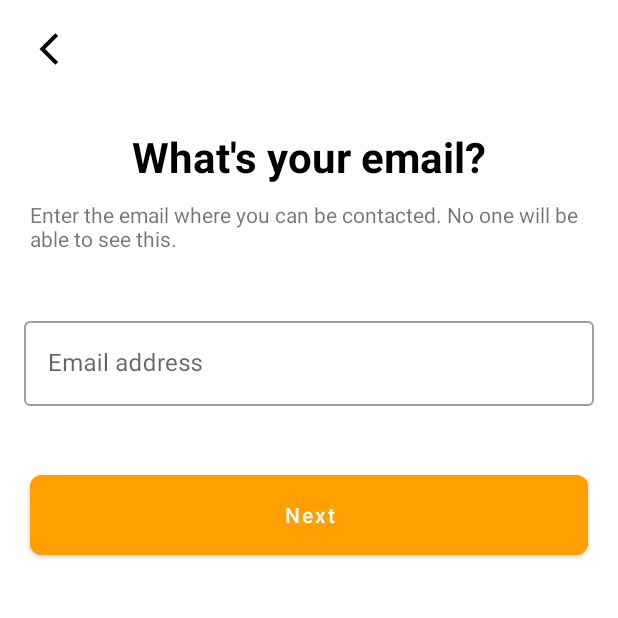
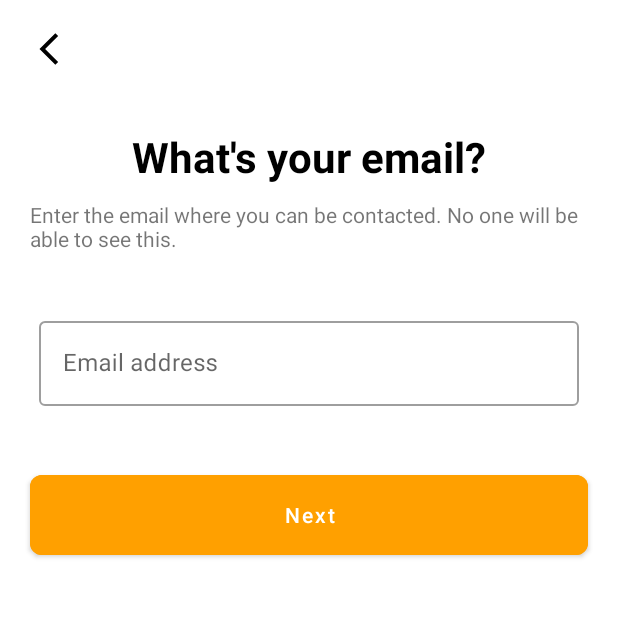
Before and after one commit to elianacuna/FirebaseApp, an Android app: the RegisterActivity screen opened directly, with no data from a screen before it, after a tap on "Get started", on a phone screen of 412 x 824 dp, the top half of it. Run offline under Robolectric (Android 15) with nearby library versions, the phone set to English and light mode, and no system bars; our stand-ins replace Firebase (no records; nobody signed in at launch, a user with empty details on screens opened directly).

Commit message:
editado en la pc gaming

```diff
--- a/app/src/main/java/com/eacunap/firebaseapp/activities/CodeEmailActivity.java
+++ b/app/src/main/java/com/eacunap/firebaseapp/activities/CodeEmailActivity.java
@@ -23,14 +23,12 @@ public class CodeEmailActivity extends AppCompatActivity {
         binding = ActivityCodeEmailBinding.inflate(getLayoutInflater());
         setContentView(binding.getRoot());
 
-        binding.notCodeMb.setOnLongClickListener(new View.OnLongClickListener() {
+        binding.notCodeMb.setOnClickListener(new View.OnClickListener() {
             @Override
-            public boolean onLongClick(View v) {
+            public void onClick(View v) {
 
                 codeBottomSheet = CodeBottomSheet.newInstance();
                 codeBottomSheet.show(getSupportFragmentManager(), codeBottomSheet.getTag());
-
-                return false;
             }
         });
 
--- a/app/src/main/java/com/eacunap/firebaseapp/activities/SplashActivity.java
+++ b/app/src/main/java/com/eacunap/firebaseapp/activities/SplashActivity.java
@@ -67,7 +67,7 @@ public class SplashActivity extends AppCompatActivity {
                         @Override
                         public void onDataChange(DataSnapshot snapshot) {
                             //get auth confirmed
-                            String userType = ""+snapshot.child("userType").getValue();
+                            String userType = ""+snapshot.child("confirm_auth").getValue();
                             //check auth confirmed
                             if (userType.equals("no_confirmed")){
                                 //open MainActivity
--- a/app/src/main/java/com/eacunap/firebaseapp/utils/SignUp.java
+++ b/app/src/main/java/com/eacunap/firebaseapp/utils/SignUp.java
@@ -63,7 +63,7 @@ public class SignUp extends Application {
 
     public static void password_check(String password, ActivityRegisterBinding binding, Context context){
         //at least 6 characters
-        if (password.length() >= 6){
+        if (password.length() >= 8){
             binding.chip1.setTextColor(context.getResources().getColor(R.color.color_text_chip));
             binding.chip1.setChipBackgroundColor(context.getResources().getColorStateList(R.color.color_chip));
         }else {
--- a/app/src/main/res/drawable/ic_back.xml
+++ b/app/src/main/res/drawable/ic_back.xml
@@ -1,4 +1,4 @@
-<vector android:height="24dp" android:tint="#000000"
+<vector android:height="24dp" android:tint="@color/black"
     android:viewportHeight="24" android:viewportWidth="24"
     android:width="24dp" xmlns:android="http://schemas.android.com/apk/res/android">
     <path android:fillColor="@android:color/white" android:pathData="M17.77,3.77l-1.77,-1.77l-10,10l10,10l1.77,-1.77l-8.23,-8.23z"/>
--- a/app/src/main/res/layout/activity_code_email.xml
+++ b/app/src/main/res/layout/activity_code_email.xml
@@ -45,7 +45,7 @@
 
         <com.google.android.material.textfield.TextInputLayout
             android:id="@+id/code_il"
-            android:layout_width="@dimen/width"
+            android:layout_width="@dimen/width_il"
             android:layout_height="@dimen/height"
             android:layout_centerHorizontal="true"
             android:layout_below="@+id/description"
@@ -55,7 +55,7 @@
             >
             <com.google.android.material.textfield.TextInputEditText
                 android:id="@+id/code_et"
-                android:layout_width="@dimen/width"
+                android:layout_width="@dimen/width_il"
                 android:layout_height="wrap_content"
                 android:text="Verification code"
                 android:maxLines="1"
--- a/app/src/main/res/layout/activity_register.xml
+++ b/app/src/main/res/layout/activity_register.xml
@@ -125,7 +125,7 @@
 
             <com.google.android.material.textfield.TextInputLayout
                 android:id="@+id/email_il"
-                android:layout_width="@dimen/width"
+                android:layout_width="@dimen/width_il"
                 android:layout_height="wrap_content"
                 android:layout_centerHorizontal="true"
                 android:layout_below="@+id/description1"
@@ -135,7 +135,7 @@
                 >
                 <com.google.android.material.textfield.TextInputEditText
                     android:id="@+id/email_et"
-                    android:layout_width="@dimen/width"
+                    android:layout_width="@dimen/width_il"
                     android:layout_height="wrap_content"
                     android:hint="@string/email"
                     android:maxLines="1"
@@ -201,7 +201,7 @@
 
             <com.google.android.material.textfield.TextInputLayout
                 android:id="@+id/name_il"
-                android:layout_width="@dimen/width"
+                android:layout_width="@dimen/width_il"
                 android:layout_height="wrap_content"
                 android:layout_centerHorizontal="true"
                 android:layout_below="@+id/description2"
@@ -211,7 +211,7 @@
                 >
                 <com.google.android.material.textfield.TextInputEditText
                     android:id="@+id/name_et"
-                    android:layout_width="@dimen/width"
+                    android:layout_width="@dimen/width_il"
                     android:layout_height="wrap_content"
                     android:hint="@string/name"
                     android:maxLines="1"
@@ -355,7 +355,7 @@
 
             <com.google.android.material.textfield.TextInputLayout
                 android:id="@+id/password_il"
-                android:layout_width="@dimen/width"
+                android:layout_width="@dimen/width_il"
                 android:layout_height="wrap_content"
                 android:layout_centerHorizontal="true"
                 android:layout_below="@+id/description4"
@@ -365,7 +365,7 @@
                 >
                 <com.google.android.material.textfield.TextInputEditText
                     android:id="@+id/password_et"
-                    android:layout_width="@dimen/width"
+                    android:layout_width="@dimen/width_il"
                     android:layout_height="wrap_content"
                     android:hint="@string/password"
                     android:maxLines="1"
--- a/app/src/main/res/values-large/size.xml
+++ b/app/src/main/res/values-large/size.xml
@@ -10,6 +10,7 @@
     <dimen name="text">18sp</dimen>
     <dimen name="stroke">2dp</dimen>
     <dimen name="backIv">25dp</dimen>
+    <dimen name="width_il">360dp</dimen>
 
     <!-- Login -->
     <dimen name="image_Widht_height">55dp</dimen>
--- a/app/src/main/res/values-normal/size.xml
+++ b/app/src/main/res/values-normal/size.xml
@@ -10,6 +10,7 @@
     <dimen name="text">14sp</dimen>
     <dimen name="stroke">1dp</dimen>
     <dimen name="backIv">25dp</dimen>
+    <dimen name="width_il">360dp</dimen>
 
     <!-- Login -->
     <dimen name="image_Widht_height">45dp</dimen>
--- a/app/src/main/res/values-xlarge/size.xml
+++ b/app/src/main/res/values-xlarge/size.xml
@@ -10,6 +10,7 @@
     <dimen name="text">25sp</dimen>
     <dimen name="stroke">2dp</dimen>
     <dimen name="backIv">40dp</dimen>
+    <dimen name="width_il">680dp</dimen>
 
     <!-- Login -->
     <dimen name="image_Width_height">80dp</dimen>
```
Also changed, not shown: app/src/main/res/layout/activity_login.xml (+4 -4 lines).
